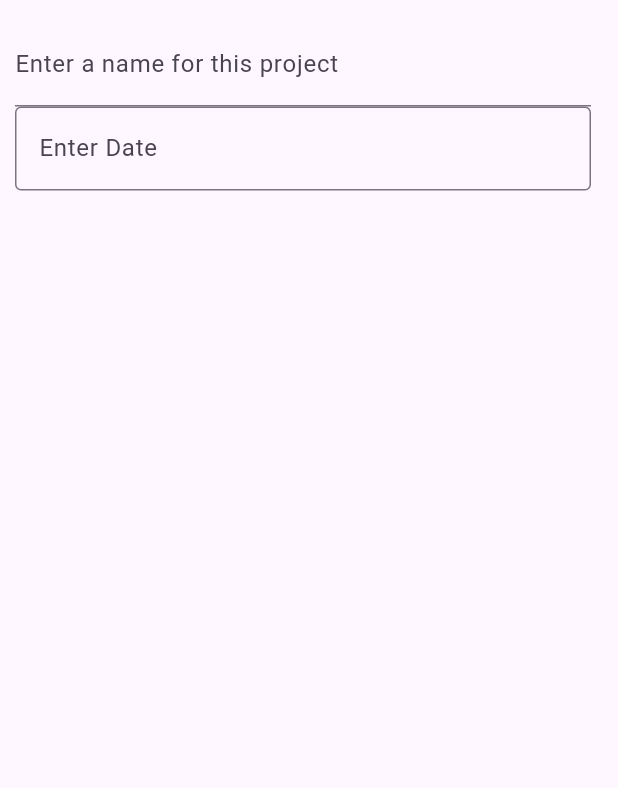
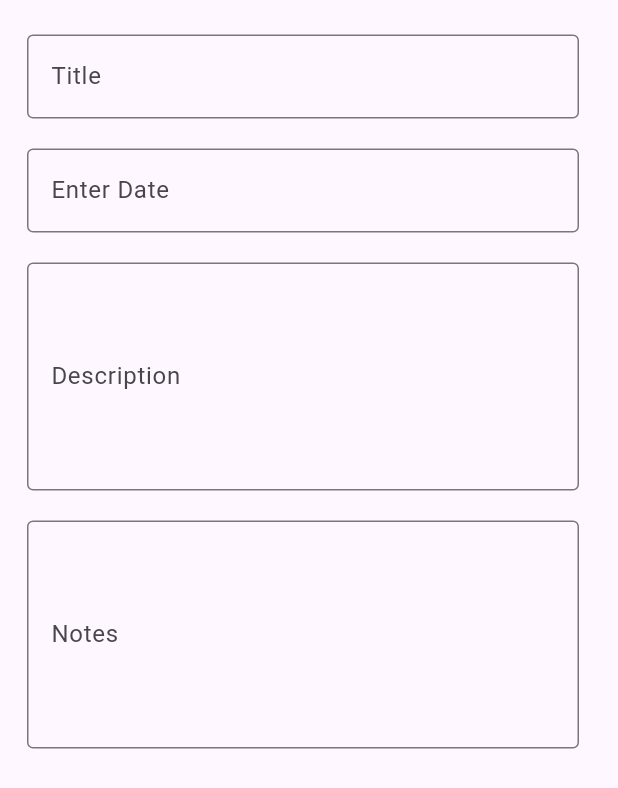
Before and after one commit to leszakal/wip-tracker, a Flutter app: the AddForm widget shown alone on an empty page, opened directly, on a phone screen of 412 x 824 dp. Shown: the top 788 px of the screen. Run offline on Flutter 3.47's test engine with Material 3 defaults, Android fonts, the phone set to English and light mode, and no system bars; our stand-ins replace go_router, image_picker.

Commit message:
Fix form import for project add view

```diff
--- a/lib/views/project_add.dart
+++ b/lib/views/project_add.dart
@@ -27,7 +27,16 @@ class _ProjectAddState extends State<ProjectAdd> {
         leading: BackButton(),
       ),
       body: Center(
-        AddForm(formType: 'project');
+        child: AddForm(formType: 'project'),
+      ),
+      floatingActionButton: FloatingActionButton.extended(
+        onPressed: () {
+          // Redirect to projects page
+          Navigator.pop(context);
+        },
+        tooltip: "Finish editing and add project",
+        label: const Text('Done'),
+        icon: const Icon(Icons.arrow_back),
       ),
     );
   }
--- a/lib/widgets/add_form.dart
+++ b/lib/widgets/add_form.dart
@@ -14,24 +14,11 @@ class _AddFormState extends State<AddForm> {
   final _formKey = GlobalKey<FormState>();
   final _titleController = TextEditingController();
   final _descController = TextEditingController();
+  final _notesController = TextEditingController();
 
   @override
   Widget build(BuildContext context) {
-    String title;
-    if (widget.formType == 'project') {
-      title = 'Add Project';
-    }
-    else {
-      title = 'Add Stage';
-    }
-    return Scaffold(
-      // appBar: AppBar(
-      //   backgroundColor: Theme.of(context).colorScheme.inversePrimary,
-      //   title: Text(title),
-      //   leading: BackButton(),
-      // ),
-      body: Center(
-        child: Column(
+    return Column(
       children: <Widget>[
         Form(
           key: _formKey,
@@ -42,16 +29,49 @@ class _AddFormState extends State<AddForm> {
                 child:
                   Column(
                     children: [
-                          TextFormField(
+                      Padding(
+                        padding: EdgeInsets.fromLTRB(8.0, 8.0, 8.0, 12.0),
+                        child: TextFormField(
                           controller: _titleController,
                           decoration: const InputDecoration(
-                              hintText: 'Title',
-                              labelText: 'Enter a name for this project',
+                            hintText: 'Enter a name for this project',
+                            labelText: 'Title',
+                            border: OutlineInputBorder(),
                           ),
                           //validator: _validateNum,
                         ),
-                          InputDatePickerFormField(firstDate: DateTime(2010), lastDate: DateTime(2030)),
-                        ],
+                      ),
+                      Padding(
+                        padding: EdgeInsets.fromLTRB(8.0, 8.0, 8.0, 12.0),
+                        child: InputDatePickerFormField(
+                          firstDate: DateTime(2010),
+                          lastDate: DateTime(2030)
+                        ),
+                      ),
+                      Padding(
+                        padding: EdgeInsets.fromLTRB(8.0, 8.0, 8.0, 12.0),
+                        child: TextFormField(
+                          controller: _descController,
+                          decoration: const InputDecoration(
+                            hintText: 'Optional description...',
+                            labelText: 'Description',
+                            border: OutlineInputBorder(),
+                          ),
+                          minLines: 5,
+                          maxLines: 5,
+                        ),
+                      ),
+                      Padding(
+                        padding: EdgeInsets.fromLTRB(8.0, 8.0, 8.0, 12.0),
+                        child: TextFormField(
+                          controller: _notesController,
+                          decoration: const InputDecoration(
+                            hintText: 'Optional notes...',
+                            labelText: 'Notes',
+                            border: OutlineInputBorder(),
+                          ),
+                          minLines: 5,
+                          maxLines: 5,
                         ),
                       ),
                     ],
@@ -60,6 +80,7 @@ class _AddFormState extends State<AddForm> {
             ],
           ),
         ),
+      ],
     );
   }
 }
```
Lines whose indentation alone changed are shown as unchanged.
